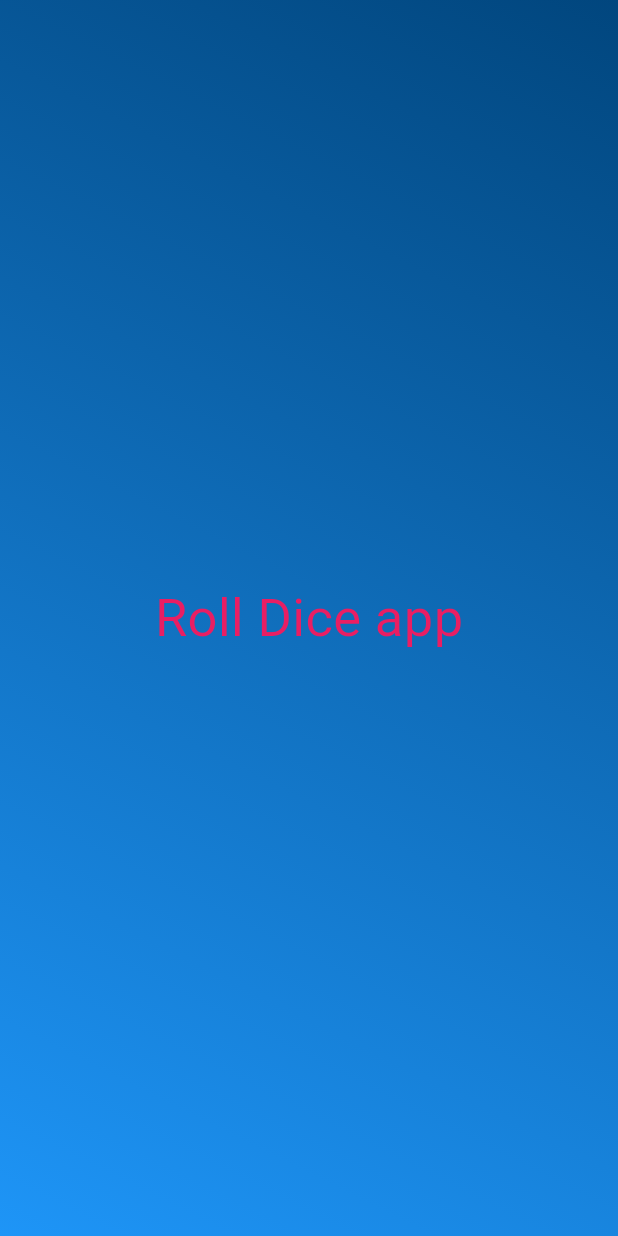
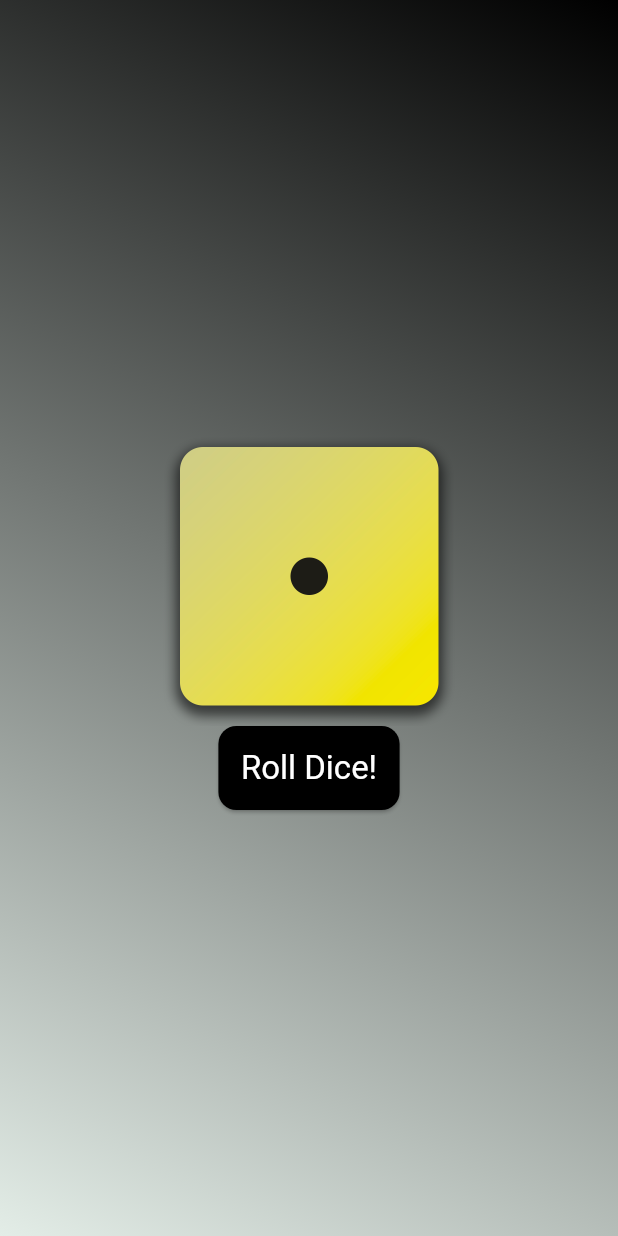
Before and after one commit to AsharHusain/RollDiceApp, a Flutter app: the screen it shows after launch, on a phone screen of 412 x 824 dp. Run offline on Flutter 3.47's test engine with Material 3 defaults, Android fonts, the phone set to English and light mode, and no system bars.

Commit message:
Tried out many features

```diff
--- a/lib/container_with_gradient.dart
+++ b/lib/container_with_gradient.dart
@@ -1,6 +1,12 @@
 import 'package:flutter/material.dart';
+import 'package:roll_dice_app/diceroller.dart';
+import 'package:roll_dice_app/styled_text.dart';
+import 'dart:math';
+
 class ContainerWithGradient extends StatelessWidget {
-  const ContainerWithGradient({super.key});
+  ContainerWithGradient(this.clr, {super.key});
+  List<Color> clr;
+
   @override
   Widget build(context) {
     return Container(
@@ -8,18 +14,10 @@ class ContainerWithGradient extends StatelessWidget {
         gradient: LinearGradient(
           begin: Alignment.bottomLeft,
           end: Alignment.topRight,
-          colors: [
-            const Color.fromARGB(255, 30, 149, 247),
-            const Color.fromARGB(255, 1, 70, 126),
-          ],
+          colors: clr,
         ),
       ),
-      child: Center(
-        child: Text(
-          "Roll Dice app",
-          style: TextStyle(color: Colors.pink, fontSize: 35),
-        ),
-      ),
+      child: Center(child: DiceRoller()),
     );
   }
 }
--- /dev/null
+++ b/lib/diceroller.dart
@@ -0,0 +1,46 @@
+import 'package:flutter/material.dart';
+import 'dart:math';
+
+class DiceRoller extends StatefulWidget {
+  @override
+  State<DiceRoller> createState() => _DiceRollerState();
+}
+
+class _DiceRollerState extends State<DiceRoller> {
+  var diceImage = 'assets/images/dice-1.png';
+
+  int randint(int start, int end) {
+    final random = Random();
+    return start + random.nextInt(end - start + 1);
+  }
+
+  void rollDice() {
+    final number = randint(1, 6);
+    setState(() {
+      diceImage = 'assets/images/dice-$number.png';
+    });
+  }
+
+  @override
+  Widget build(BuildContext context) {
+    return Column(
+      mainAxisSize: MainAxisSize.min,
+      children: [
+        Image.asset(diceImage, width: 200),
+        ElevatedButton(
+          onPressed: rollDice,
+          style: ElevatedButton.styleFrom(
+            padding: EdgeInsets.all(15),
+            foregroundColor: Colors.white,
+            backgroundColor: Colors.black,
+            textStyle: TextStyle(fontSize: 22),
+            shape: RoundedRectangleBorder(
+              borderRadius: BorderRadius.circular(12),
+            ),
+          ),
+          child: Text("Roll Dice!"),
+        ),
+      ],
+    );
+  }
+}
```
Also changed, not shown: lib/main.dart (+10 -1 lines), lib/styled_text.dart (added, +9 -0 lines), pubspec.yaml (+9 -3 lines), assets/images/dice-1.png (added), assets/images/dice-2.png (added), assets/images/dice-3.png (added), assets/images/dice-4.png (added), assets/images/dice-5.png (added), assets/images/dice-6.png (added).
